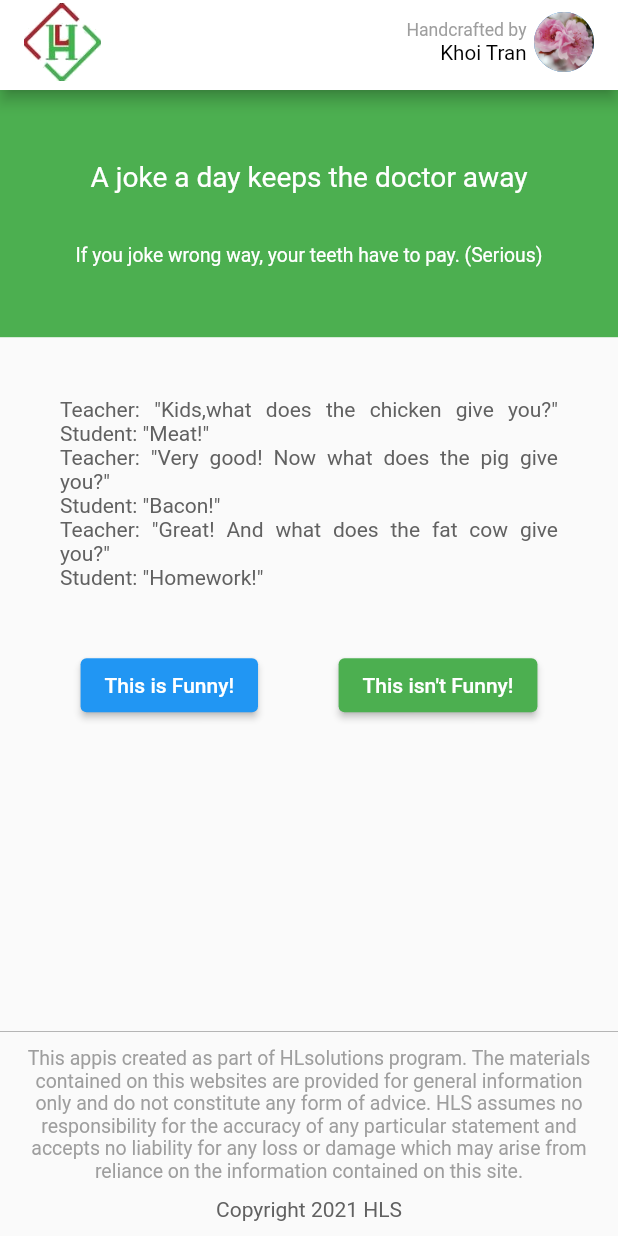
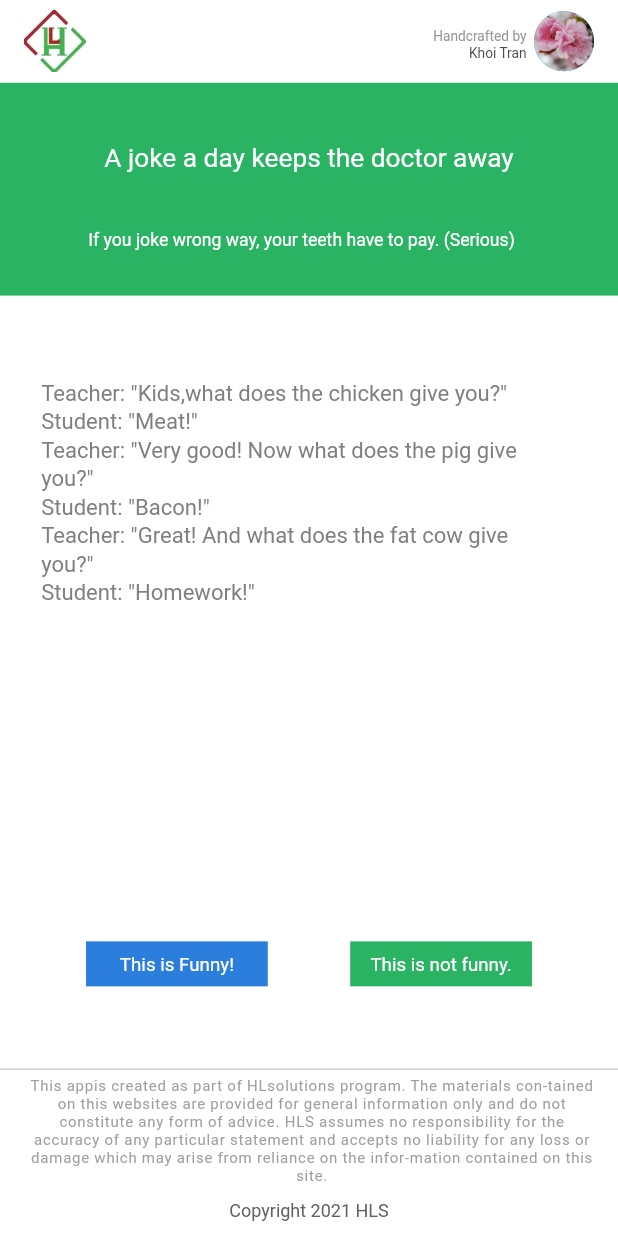
Before and after one commit to TranDKhoi/evaluation_test, a Flutter app: the screen it shows after launch, after a tap on "This is Funny!", on a phone screen of 412 x 824 dp. Run offline on Flutter 3.47's test engine with Material 2 defaults, Android fonts, the phone set to English and light mode, and no system bars; our stand-ins replace get, shared_preferences.

Commit message:
re-design UI
- delete unnecessary widgets
- using getx for state management
- resize UI

```diff
--- /dev/null
+++ b/lib/controllers/index_controller.dart
@@ -0,0 +1,17 @@
+import 'package:get/get.dart';
+
+class IndexController extends GetxController {
+  //singleton
+  IndexController._initInstance();
+  static IndexController ins = IndexController._initInstance();
+
+  var currentIndex = 0.obs;
+
+  increaseIndex() {
+    currentIndex.value++;
+  }
+
+  resetIndex() {
+    currentIndex.value = 0;
+  }
+}
--- a/lib/features/app.dart
+++ b/lib/features/app.dart
@@ -17,8 +17,9 @@ class _MyAppState extends State<MyApp> {
       debugShowCheckedModeBanner: false,
       home: SafeArea(
         child: Scaffold(
+          backgroundColor: Colors.white,
           appBar: PreferredSize(
-            preferredSize: Size(double.infinity, 60),
+            preferredSize: Size(double.infinity, 55),
             child: MyAppBar(),
           ),
           body: SingleChildScrollView(child: AppBody()),
--- a/lib/features/widgets/appbar.dart
+++ b/lib/features/widgets/appbar.dart
@@ -8,36 +8,41 @@ class MyAppBar extends StatelessWidget {
     var size = MediaQuery.of(context).size;
 
     return AppBar(
+      elevation: 0,
       backgroundColor: Colors.white,
       title: Row(
         children: [
           //COMPANY LOGO
           Image.asset(
             "assets/images/logo.png",
-            width: size.width / 8,
-            height: size.height / 8,
+            width: size.width / 10,
+            height: size.height / 10,
           ),
           const Spacer(),
 
           //USER NAME
-          Column(
+          Padding(
+            padding: const EdgeInsets.only(top: 6),
+            child: Column(
               crossAxisAlignment: CrossAxisAlignment.end,
+              mainAxisAlignment: MainAxisAlignment.end,
               children: [
                 Text(
                   "Handcrafted by",
                   style: TextStyle(
-                    color: Colors.grey,
-                    fontSize: size.width / 35,
+                      color: const Color(0xff969696),
+                      fontSize: size.width / 45,
                       fontWeight: FontWeight.normal),
                 ),
                 Text(
                   "Khoi Tran",
                   style: TextStyle(
-                    color: Colors.black,
-                    fontSize: size.width / 30,
+                      color: const Color(0xff4B4B4B),
+                      fontSize: size.width / 45,
                       fontWeight: FontWeight.normal),
                 ),
               ],
+            ),
           ),
 
           const SizedBox(width: 5),
--- a/lib/features/widgets/body.dart
+++ b/lib/features/widgets/body.dart
@@ -1,9 +1,7 @@
-import 'dart:async';
-
-import 'package:evaluation_test/features/widgets/custom_button.dart';
+import 'package:evaluation_test/controllers/index_controller.dart';
 import 'package:evaluation_test/values/jokes.dart';
 import 'package:flutter/material.dart';
-import 'package:shared_preferences/shared_preferences.dart';
+import 'package:get/get.dart';
 
 class AppBody extends StatefulWidget {
   const AppBody({Key? key}) : super(key: key);
@@ -13,54 +11,37 @@ class AppBody extends StatefulWidget {
 }
 
 class _AppBodyState extends State<AppBody> {
-  int currentIndex = -1;
-  late SharedPreferences prefs;
-
-  @override
-  void initState() {
-    getUserData();
-    super.initState();
-  }
-
   @override
   Widget build(BuildContext context) {
     var size = MediaQuery.of(context).size;
 
-    return currentIndex == -1
-        ? SizedBox(
-            height: size.height,
-            width: size.width,
-            child: Column(
-              mainAxisAlignment: MainAxisAlignment.center,
-              children: const [
-                CircularProgressIndicator(),
-              ],
-            ),
-          )
-        : Column(
+    return Column(
       children: [
         //GREEN BANNER
         Container(
           width: size.width,
-                height: size.height / 5,
+          height: size.height / 5.8,
           decoration: const BoxDecoration(
-                  color: Colors.green,
+            color: Color(0xff29B363),
           ),
           child: Padding(
-                  padding: const EdgeInsets.symmetric(horizontal: 50),
+            padding: const EdgeInsets.symmetric(horizontal: 50)
+                .copyWith(top: 40, bottom: 30),
             child: Column(
-                    mainAxisAlignment: MainAxisAlignment.center,
               children: [
                 Text(
                   "A joke a day keeps the doctor away",
                   style: TextStyle(
-                            color: Colors.white, fontSize: size.width / 22),
+                      color: Colors.white, fontSize: size.height / 47),
                 ),
-                      SizedBox(height: size.height / 25),
-                      Text(
+                const Spacer(),
+                Padding(
+                  padding: const EdgeInsets.only(right: 10),
+                  child: Text(
                     "If you joke wrong way, your teeth have to pay. (Serious)",
                     style: TextStyle(
-                            color: Colors.white, fontSize: size.width / 32),
+                        color: Colors.white, fontSize: size.height / 70),
+                  ),
                 ),
               ],
             ),
@@ -68,87 +49,21 @@ class _AppBodyState extends State<AppBody> {
         ),
         //JOKE FIELD
         Padding(
-                padding:
-                    const EdgeInsets.symmetric(horizontal: 40, vertical: 40),
-                child: AnimatedSwitcher(
-                  duration: const Duration(milliseconds: 200),
-                  transitionBuilder:
-                      (Widget child, Animation<double> animation) {
-                    return FadeTransition(opacity: animation, child: child);
-                  },
-                  child: Text(
-                    key: ValueKey<int>(currentIndex),
-                    jokeList[currentIndex],
-                    textAlign: TextAlign.justify,
-                    style: TextStyle(color: Colors.grey[700]),
+          padding: EdgeInsets.only(
+              left: size.width / 15,
+              top: size.height / 15,
+              right: size.height / 20),
+          child: Obx(
+            () => Text(
+              jokeList[IndexController.ins.currentIndex.value],
+              style: TextStyle(
+                  color: const Color(0xff7F7F7F),
+                  fontSize: size.width / 28,
+                  height: 1.3),
             ),
           ),
         ),
-              //Selection field
-              currentIndex != jokeList.length - 1
-                  ? Row(
-                      mainAxisAlignment: MainAxisAlignment.spaceEvenly,
-                      children: [
-                        CustomButton(
-                          onTap: () {
-                            voteJoke("0");
-                          },
-                          title: "This is Funny!",
-                          color: Colors.blue,
-                        ),
-                        CustomButton(
-                          onTap: () {
-                            voteJoke("1");
-                          },
-                          title: "This isn't Funny!",
-                          color: Colors.green,
-                        ),
-                      ],
-                    )
-                  : CustomButton(
-                      onTap: () {
-                        clearCookie();
-                      },
-                      title: "Clear Cookie!",
-                      color: Colors.grey,
-                    )
       ],
     );
   }
-
-  void voteJoke(String selection) async {
-    //selection = 0 mean funny, 1 mean not funny
-
-    if (currentIndex == jokeList.length - 1) {
-      return;
 }
-    setState(() {
-      currentIndex++;
-    });
-
-    //save user's selection in local
-    prefs = await SharedPreferences.getInstance();
-    prefs.setStringList("voteResult", [currentIndex.toString(), selection]);
-  }
-
-  void clearCookie() async {
-    prefs = await SharedPreferences.getInstance();
-    prefs.clear();
-
-    setState(() {
-      currentIndex = 0;
-    });
-  }
-
-  void getUserData() async {
-    var prefs = await SharedPreferences.getInstance();
-    List<String>? list = prefs.getStringList("voteResult");
-
-    list == null ? currentIndex = 0 : currentIndex = int.parse(list[0]);
-
-    //Just want to show the progress bar like call API
-    Timer(const Duration(milliseconds: 3000), () {
-      setState(() {});
-    });
-  }
-}
--- a/lib/features/widgets/bottom_bar.dart
+++ b/lib/features/widgets/bottom_bar.dart
@@ -1,10 +1,32 @@
+import 'package:evaluation_test/controllers/index_controller.dart';
 import 'package:flutter/material.dart';
+import 'package:shared_preferences/shared_preferences.dart';
 
-class MyBottomBar extends StatelessWidget {
+import '../../values/jokes.dart';
+import 'custom_button.dart';
+
+class MyBottomBar extends StatefulWidget {
   const MyBottomBar({Key? key}) : super(key: key);
 
   @override
+  State<MyBottomBar> createState() => _MyBottomBarState();
+}
+
+class _MyBottomBarState extends State<MyBottomBar> {
+  late SharedPreferences prefs;
+
+  var indexCtrlr = IndexController.ins;
+
+  @override
+  void initState() {
+    getUserData();
+    super.initState();
+  }
+
+  @override
   Widget build(BuildContext context) {
+    var size = MediaQuery.of(context).size;
+
     return BottomAppBar(
       color: Colors.transparent,
       elevation: 0,
@@ -13,16 +35,52 @@ class MyBottomBar extends StatelessWidget {
           mainAxisAlignment: MainAxisAlignment.end,
           crossAxisAlignment: CrossAxisAlignment.stretch,
           children: [
+            //Selection field
+            indexCtrlr.currentIndex.value != jokeList.length - 1
+                ? Row(
+                    mainAxisAlignment: MainAxisAlignment.center,
+                    children: [
+                      CustomButton(
+                        onTap: () {
+                          voteJoke("0");
+                        },
+                        title: "This is Funny!",
+                        color: 0xff2B7EDB,
+                      ),
+                      SizedBox(
+                        width: size.height / 15,
+                      ),
+                      CustomButton(
+                        onTap: () {
+                          voteJoke("1");
+                        },
+                        title: "This is not funny.",
+                        color: 0xff29B363,
+                      ),
+                    ],
+                  )
+                : CustomButton(
+                    onTap: () {
+                      clearCookie();
+                    },
+                    title: "Clear Cookie!",
+                    color: 0xffA6A6A6,
+                  ),
+            SizedBox(height: size.height / 15),
             Container(
               decoration: const BoxDecoration(
                   border:
                       Border(top: BorderSide(color: Colors.grey, width: 0.5))),
               child: Padding(
-                padding: const EdgeInsets.symmetric(horizontal: 17)
-                    .copyWith(top: 10),
+                padding: EdgeInsets.only(
+                    left: size.width * 0.04, right: size.width * 0.03, top: 5),
                 child: Text(
-                  "This appis created as part of HLsolutions program. The materials contained on this websites are provided for general information only and do not constitute any form of advice. HLS assumes no responsibility for the accuracy of any particular statement and accepts no liability for any loss or damage which may arise from reliance on the information contained on this site.",
-                  style: TextStyle(color: Colors.grey[500], fontSize: 13),
+                  "This appis created as part of HLsolutions program. The materials con-tained on this websites are provided for general information only and do not constitute any form of advice. HLS assumes no responsibility for the accuracy of any particular statement and accepts no liability for any loss or damage which may arise from reliance on the infor-mation contained on this site.",
+                  style: TextStyle(
+                    color: Colors.grey[500],
+                    fontSize: 10,
+                    letterSpacing: 0.5,
+                  ),
                   textAlign: TextAlign.center,
                 ),
               ),
@@ -32,7 +90,7 @@ class MyBottomBar extends StatelessWidget {
               alignment: Alignment.center,
               child: Text(
                 "Copyright 2021 HLS",
-                style: TextStyle(color: Colors.grey[700], fontSize: 14),
+                style: TextStyle(color: Colors.grey[700], fontSize: 12),
               ),
             ),
             const SizedBox(height: 10),
@@ -41,4 +99,40 @@ class MyBottomBar extends StatelessWidget {
       ]),
     );
   }
+
+  void voteJoke(String selection) async {
+    //selection = 0 mean funny, 1 mean not funny
+
+    if (indexCtrlr.currentIndex.value == jokeList.length - 1) {
+      return;
+    }
+    setState(() {
+      indexCtrlr.increaseIndex();
+    });
+
+    //save user's selection in local
+    prefs = await SharedPreferences.getInstance();
+    prefs.setStringList(
+        "voteResult", [indexCtrlr.currentIndex.value.toString(), selection]);
+  }
+
+  void clearCookie() async {
+    prefs = await SharedPreferences.getInstance();
+    prefs.clear();
+
+    setState(() {
+      indexCtrlr.currentIndex.value = 0;
+    });
+  }
+
+  void getUserData() async {
+    var prefs = await SharedPreferences.getInstance();
+    List<String>? list = prefs.getStringList("voteResult");
+
+    list == null
+        ? indexCtrlr.currentIndex.value = 0
+        : indexCtrlr.currentIndex.value = int.parse(list[0]);
+
+    setState(() {});
+  }
 }
--- a/lib/features/widgets/custom_button.dart
+++ b/lib/features/widgets/custom_button.dart
@@ -14,12 +14,19 @@ class CustomButton extends StatelessWidget {
 
   @override
   Widget build(BuildContext context) {
-    return ElevatedButton(
-      onPressed: onTap,
-      style: ElevatedButton.styleFrom(
-        primary: color,
+    return InkWell(
+      onTap: onTap,
+      child: Container(
+        height: 30,
+        width: MediaQuery.of(context).size.width / 3.4,
+        decoration: BoxDecoration(color: Color(color)),
+        child: Center(
+          child: Text(
+            title,
+            style: const TextStyle(color: Colors.white, fontSize: 12.5),
+          ),
+        ),
       ),
-      child: Text(title),
     );
   }
 }
--- a/lib/values/jokes.dart
+++ b/lib/values/jokes.dart
@@ -1,5 +1,5 @@
 const jokeList = [
-  "A child asked his father, \"How were people born?\" So his father said, \"Adam and Eve made babies, then their babies became adults and made babies, and so on.\"The child then went to his mother, asked her the same question and she told him, \"We were monkeys then we evolved to become like we are now.\"\nThe child ran back to his father and said, \"You lied to me!\" His father replied, \"No, your mom was talking about her side of the family.\"",
+  "A child asked his father, \"How were people born?\" So his father said, \"Adam and Eve made babies, then their babies became adults and made babies, and so on.\"The child then went to his mother, asked her the same question and she told him, \"We were mon-keys then we evolved to become like we are now.\"\nThe child ran back to his father and said, \"You lied to me!\" His father replied, \"No, your mom was talking about her side of the family.\"",
   "Teacher: \"Kids,what does the chicken give you?\" Student: \"Meat!\"\nTeacher: \"Very good! Now what does the pig give you?\"\nStudent: \"Bacon!\"\nTeacher: \"Great! And what does the fat cow give you?\"\nStudent: \"Homework!\"",
   "The teacher asked Jimmy, \"Why is your cat at school today Jimmy?\"\nJimmy replied crying, \"Because I heard my daddy tell my mommy, 'I am going to eat that pussy once Jimmy leaves for school today!'\"",
   "A housewife, an accountant and a lawyer were asked \"How much is 2+2?\". The housewife replies: \"Four!\". The accountant says: \"I think it's either 3 or 4. Let me run those figures through my spreadsheet one more time.\" The lawyer pulls the drapes, dims the lights and asks in a hushed voice, \"How much do you want it to be?\"",
--- a/pubspec.yaml
+++ b/pubspec.yaml
@@ -35,6 +35,7 @@ dependencies:
   # Use with the CupertinoIcons class for iOS style icons.
   cupertino_icons: ^1.0.2
   shared_preferences: ^2.0.15
+  get: ^4.6.5
 
 dev_dependencies:
   flutter_test:
```
Also changed, not shown: pubspec.lock. Lines whose indentation alone changed are shown as unchanged.
